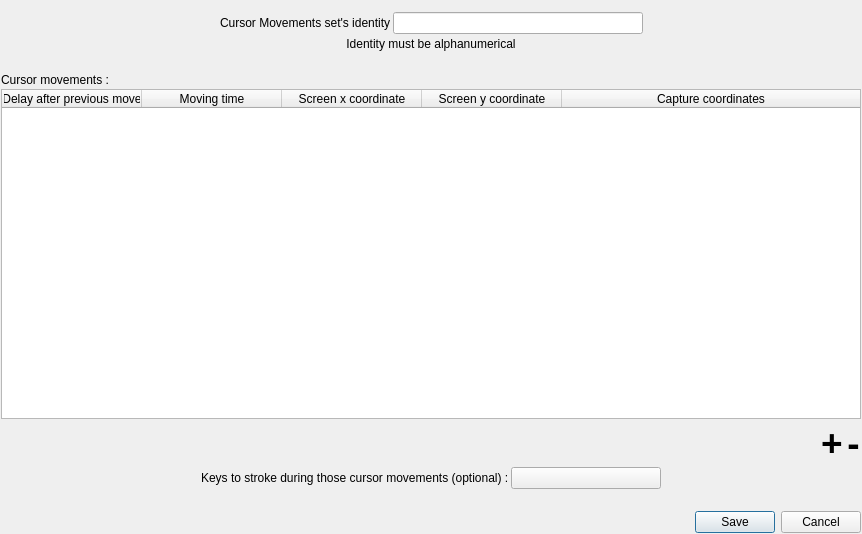
Above: ui/editselectedactiondialogs/CursorMovementsSelectedEditDialog.ui from AmirHammouteneEI/ScheduledPasteAndKeys before the change. Below: the same form after it.
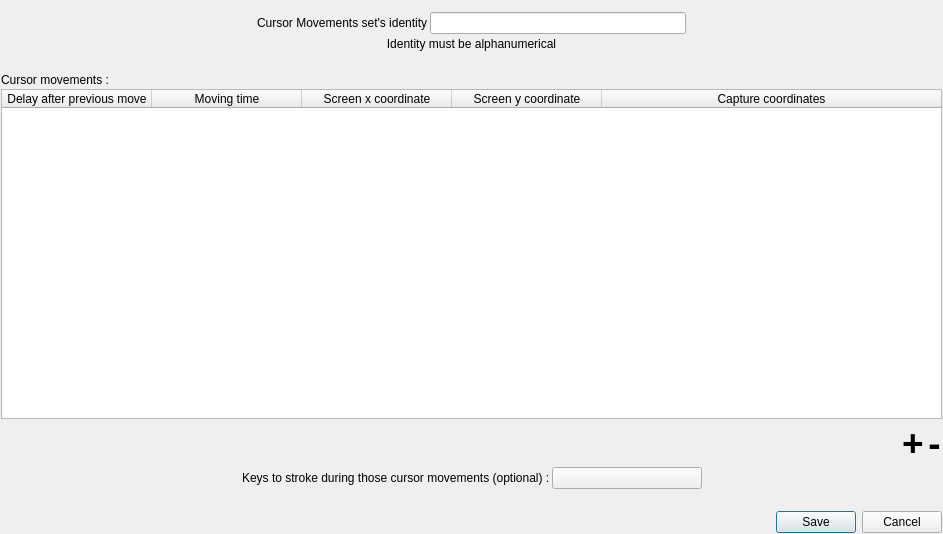
That is the form after the change. Custom widgets are drawn as their Qt base class.

The edit to the form file:
```diff
--- a/ui/editselectedactiondialogs/CursorMovementsSelectedEditDialog.ui
+++ b/ui/editselectedactiondialogs/CursorMovementsSelectedEditDialog.ui
@@ -6,7 +6,7 @@
    <rect>
     <x>0</x>
     <y>0</y>
-    <width>862</width>
+    <width>943</width>
     <height>534</height>
    </rect>
   </property>
@@ -166,7 +166,7 @@
       <number>5</number>
      </property>
      <attribute name="horizontalHeaderDefaultSectionSize">
-      <number>140</number>
+      <number>150</number>
      </attribute>
      <attribute name="horizontalHeaderStretchLastSection">
       <bool>true</bool>
```
Left out of the diff: 3 changed lines with no effect on the pictures.
